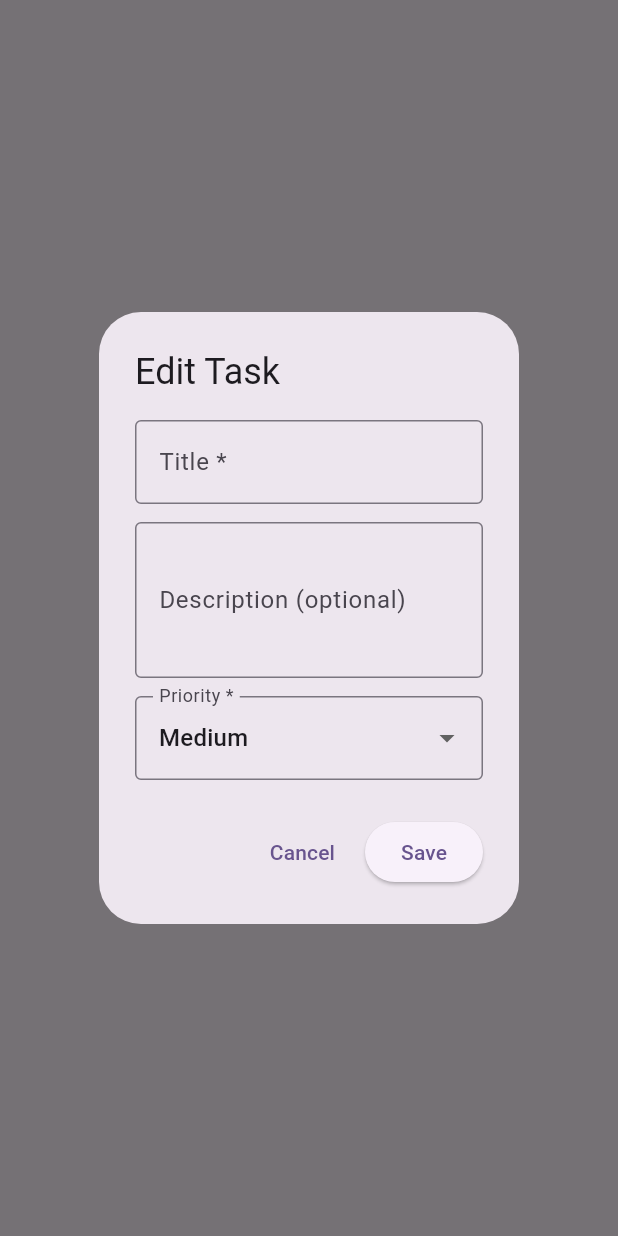
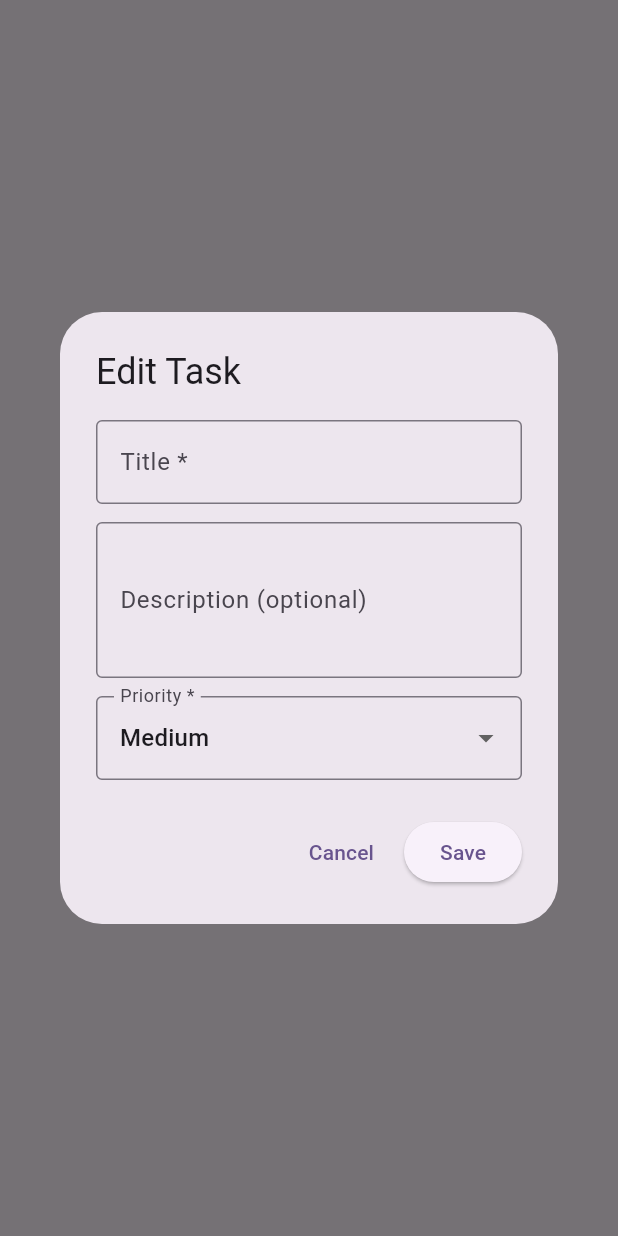
Before and after one commit to JagdishOnGH/todo_clean_arch, a Flutter app: what updateTaskDialog() shows on an empty page, opened directly with empty values, on a phone screen of 412 x 824 dp. Run offline on Flutter 3.47's test engine with Material 3 defaults, Android fonts, the phone set to English and light mode, and no system bars; our stand-ins replace floor, flutter_bloc, get_it, sqflite; accounts and stored records are empty; generated files the repository leaves out were written again.

Commit message:
chore: update dialog widths and theme divider color

```diff
--- a/lib/core/app_theme/app_theme.dart
+++ b/lib/core/app_theme/app_theme.dart
@@ -1,6 +1,7 @@
 import 'package:flutter/material.dart';
 
 final appTheme = ThemeData(
+  dividerColor: Colors.transparent,
   colorScheme: ColorScheme.fromSeed(seedColor: Colors.deepPurple),
   useMaterial3: true,
 );
--- a/lib/features/task/presentation/widget/create_task_dialog.dart
+++ b/lib/features/task/presentation/widget/create_task_dialog.dart
@@ -22,7 +22,7 @@ Future<void> showTaskFormDialog(BuildContext context) {
           key: _formKey,
           child: SingleChildScrollView(
             child: SizedBox(
-              width: double.maxFinite,
+              width: 400,
               child: Column(
                 mainAxisSize: MainAxisSize.min,
                 children: [
--- a/lib/features/task/presentation/widget/update_task_dialog.dart
+++ b/lib/features/task/presentation/widget/update_task_dialog.dart
@@ -24,6 +24,9 @@ Future<void> updateTaskDialog({
           child: Column(
             mainAxisSize: MainAxisSize.min,
             children: [
+              const SizedBox(
+                width: 400,
+              ),
               TextField(
                 controller: titleController,
                 decoration: const InputDecoration(
```
